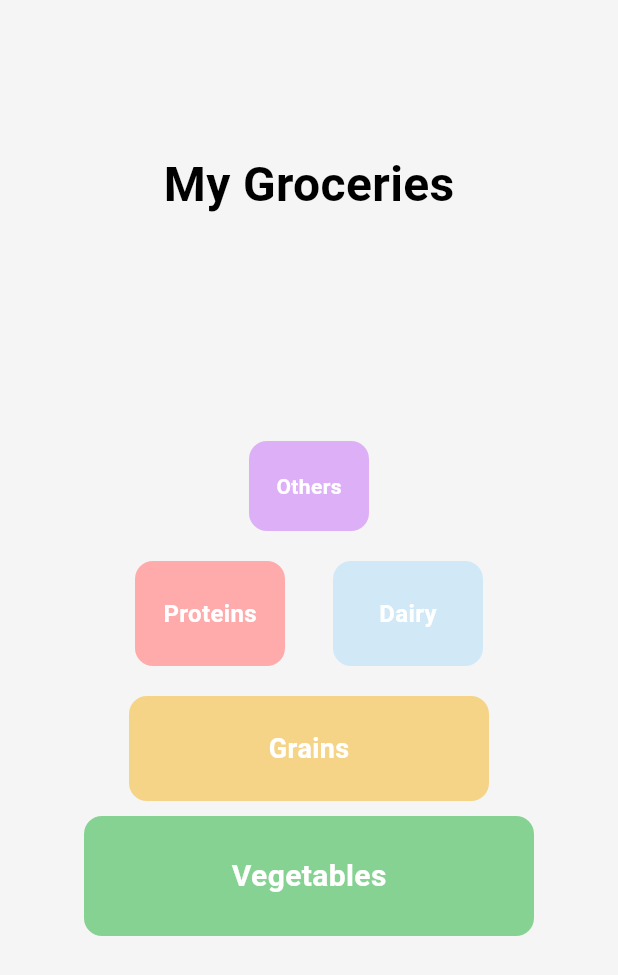
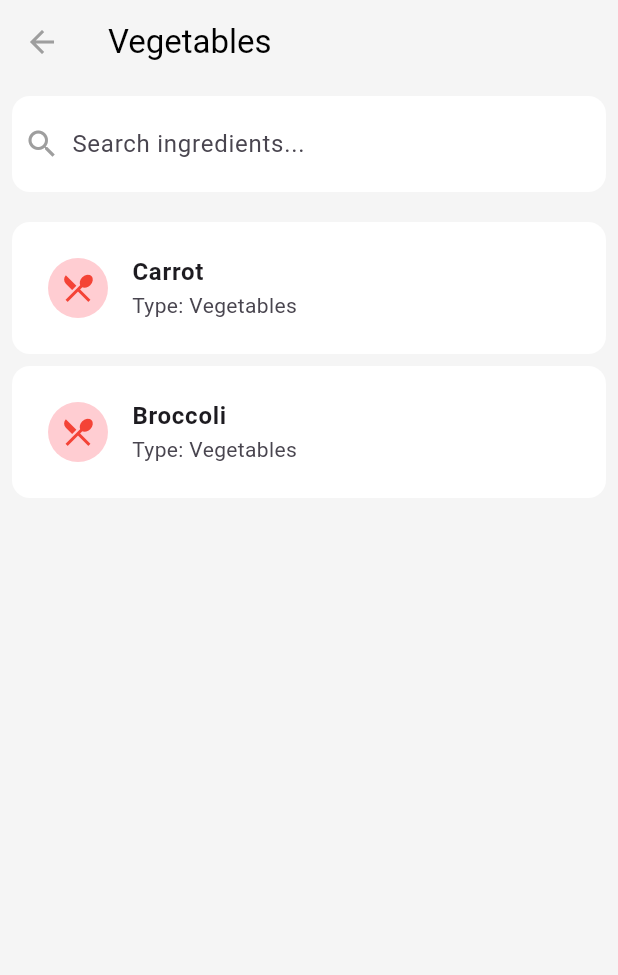
Before and after one commit to DeKxus/ZipRecipes, a Flutter app: the GroceriesListPage screen opened directly, after a tap on "Vegetables", on a phone screen of 412 x 824 dp. Shown: the top 975 px of the screen. Run offline on Flutter 3.47's test engine with Material 3 defaults, Android fonts, the phone set to English and light mode, and no system bars; our stand-ins replace cloud_firestore, curved_navigation_bar, firebase_auth, firebase_core, image_picker; missing offline and left inert: dart:ffi; accounts and stored records are empty.

Commit message:
groceries

```diff
--- /dev/null
+++ b/zip_recipes_app/lib/home/foodListPage.dart
@@ -0,0 +1,159 @@
+import 'package:flutter/material.dart';
+
+class Ingredient {
+  final String id;
+  final String name;
+  final String type;
+
+  Ingredient({
+    required this.id,
+    required this.name,
+    required this.type,
+  });
+}
+
+class FoodListPage extends StatefulWidget {
+  final String foodType;
+
+  const FoodListPage({super.key, required this.foodType});
+
+  @override
+  State<FoodListPage> createState() => _FoodListPageState();
+}
+
+class _FoodListPageState extends State<FoodListPage> {
+  final List<Ingredient> ingredients = [
+    Ingredient(id: '1', name: 'Chicken', type: 'Proteins'),
+    Ingredient(id: '2', name: 'Beef', type: 'Proteins'),
+    Ingredient(id: '3', name: 'Fish', type: 'Proteins'),
+    Ingredient(id: '4', name: 'Milk', type: 'Dairy'),
+    Ingredient(id: '5', name: 'Cheese', type: 'Dairy'),
+    Ingredient(id: '6', name: 'Carrot', type: 'Vegetables'),
+    Ingredient(id: '7', name: 'Broccoli', type: 'Vegetables'),
+    Ingredient(id: '8', name: 'Rice', type: 'Grains'),
+    Ingredient(id: '9', name: 'Pasta', type: 'Grains'),
+  ];
+
+  late List<Ingredient> filteredIngredients;
+  final TextEditingController _searchController = TextEditingController();
+
+  @override
+  void initState() {
+    super.initState();
+    // Filter ingredients based on the initial food type
+    filteredIngredients = ingredients
+        .where((ingredient) => ingredient.type == widget.foodType)
+        .toList();
+
+    // Listen for search bar text changes
+    _searchController.addListener(() {
+      _filterIngredients(_searchController.text);
+    });
+  }
+
+  void _filterIngredients(String query) {
+    setState(() {
+      if (query.isEmpty) {
+        // Show all ingredients of the selected type if query is empty
+        filteredIngredients = ingredients
+            .where((ingredient) => ingredient.type == widget.foodType)
+            .toList();
+      } else {
+        // Filter by name and type
+        filteredIngredients = ingredients
+            .where((ingredient) =>
+        ingredient.type == widget.foodType &&
+            ingredient.name.toLowerCase().contains(query.toLowerCase()))
+            .toList();
+      }
+    });
+  }
+
+  @override
+  Widget build(BuildContext context) {
+    return Scaffold(
+      backgroundColor: const Color(0xFFF5F5F5), // Same background color as InsertList
+      appBar: AppBar(
+        backgroundColor: Colors.transparent,
+        elevation: 0,
+        leading: IconButton(
+          icon: const Icon(Icons.arrow_back, color: Colors.grey),
+          onPressed: () {
+            Navigator.pop(context);
+          },
+        ),
+        title: Text(
+          widget.foodType,
+          style: const TextStyle(color: Colors.black),
+        ),
+      ),
+      body: Column(
+        children: [
+          // Search Bar
+          Padding(
+            padding: const EdgeInsets.all(8.0),
+            child: Container(
+              padding: const EdgeInsets.all(8.0),
+              decoration: BoxDecoration(
+                color: Colors.white,
+                borderRadius: BorderRadius.circular(12),
+              ),
+              child: Row(
+                children: [
+                  const Icon(Icons.search, color: Colors.grey),
+                  const SizedBox(width: 8.0),
+                  Expanded(
+                    child: TextField(
+                      controller: _searchController,
+                      decoration: const InputDecoration(
+                        border: InputBorder.none,
+                        hintText: 'Search ingredients...',
+                      ),
+                    ),
+                  ),
+                ],
+              ),
+            ),
+          ),
+          const SizedBox(height: 8.0),
+          // List of Ingredients
+          Expanded(
+            child: ListView.builder(
+              itemCount: filteredIngredients.length,
+              itemBuilder: (context, index) {
+                final ingredient = filteredIngredients[index];
+                return Padding(
+                  padding: const EdgeInsets.symmetric(horizontal: 8.0, vertical: 4.0),
+                  child: Container(
+                    padding: const EdgeInsets.all(8.0),
+                    decoration: BoxDecoration(
+                      color: Colors.white,
+                      borderRadius: BorderRadius.circular(12),
+                    ),
+                    child: ListTile(
+                      leading: CircleAvatar(
+                        backgroundColor: Colors.red.shade100,
+                        child: const Icon(Icons.restaurant_menu, color: Colors.red),
+                      ),
+                      title: Text(
+                        ingredient.name,
+                        style: const TextStyle(fontWeight: FontWeight.bold),
+                      ),
+                      subtitle: Text('Type: ${ingredient.type}'),
+                    ),
+                  ),
+                );
+              },
+            ),
+          ),
+        ],
+      ),
+    );
+  }
+
+  @override
+  void dispose() {
+    _searchController.dispose();
+    super.dispose();
+  }
+}
--- a/zip_recipes_app/lib/home/groceries.dart
+++ b/zip_recipes_app/lib/home/groceries.dart
@@ -1,23 +1,48 @@
 import 'package:flutter/material.dart';
+import 'foodListPage.dart'; // Import the dynamic FoodListPage
 
 class GroceriesListPage extends StatelessWidget {
   const GroceriesListPage({super.key});
 
   @override
   Widget build(BuildContext context) {
-
     return Scaffold(
       backgroundColor: const Color.fromRGBO(245, 245, 245, 1),
+      appBar: AppBar(
+        backgroundColor: Colors.transparent,
+        elevation: 0,
+        leading: IconButton(
+          icon: const Icon(Icons.arrow_back, color: Colors.grey),
+          onPressed: () {
+            Navigator.pop(context); // Navigate back to the previous page
+          },
+        ),
+        title: const Text(
+          'My Groceries',
+          style: TextStyle(
+            fontSize: 24,
+            fontWeight: FontWeight.bold,
+            color: Colors.black,
+          ),
+        ),
+        centerTitle: true,
+      ),
       body: Center(
         child: Stack(
           alignment: Alignment.center,
           children: [
             // Bottom Layer: Vegetables
             Positioned(
-              bottom: 200, // Moved upwards from 50
+              bottom: 200,
               child: GestureDetector(
                 onTap: () {
-                  print("Vegetables tapped");
+                  Navigator.push(
+                    context,
+                    MaterialPageRoute(
+                      builder: (context) =>
+                          FoodListPage(foodType: 'Vegetables'),
+                    ),
+                  );
                 },
                 child: Container(
                   width: 300,
@@ -41,10 +66,15 @@ class GroceriesListPage extends StatelessWidget {
 
             // Second Layer: Grains
             Positioned(
-              bottom: 290, // Moved upwards from 140
+              bottom: 290,
               child: GestureDetector(
                 onTap: () {
-                  print("Grains tapped");
+                  Navigator.push(
+                    context,
+                    MaterialPageRoute(
+                      builder: (context) => FoodListPage(foodType: 'Grains'),
+                    ),
+                  );
                 },
                 child: Container(
                   width: 240,
@@ -68,11 +98,16 @@ class GroceriesListPage extends StatelessWidget {
 
             // Third Layer: Proteins (Left)
             Positioned(
-              bottom: 380, // Moved upwards from 230
+              bottom: 380,
               left: 90,
               child: GestureDetector(
                 onTap: () {
-                  print("Proteins tapped");
+                  Navigator.push(
+                    context,
+                    MaterialPageRoute(
+                      builder: (context) => FoodListPage(foodType: 'Proteins'),
+                    ),
+                  );
                 },
                 child: Container(
                   width: 100,
@@ -96,11 +131,16 @@ class GroceriesListPage extends StatelessWidget {
 
             // Third Layer: Dairy (Right)
             Positioned(
-              bottom: 380, // Moved upwards from 230
+              bottom: 380,
               right: 90,
               child: GestureDetector(
                 onTap: () {
-                  print("Dairy tapped");
+                  Navigator.push(
+                    context,
+                    MaterialPageRoute(
+                      builder: (context) => FoodListPage(foodType: 'Dairy'),
+                    ),
+                  );
                 },
                 child: Container(
                   width: 100,
@@ -124,10 +164,15 @@ class GroceriesListPage extends StatelessWidget {
 
             // Top Layer: Others
             Positioned(
-              bottom: 470, // Moved upwards from 320
+              bottom: 470,
               child: GestureDetector(
                 onTap: () {
-                  print("Others tapped");
+                  Navigator.push(
+                    context,
+                    MaterialPageRoute(
+                      builder: (context) => FoodListPage(foodType: 'Others'),
+                    ),
+                  );
                 },
                 child: Container(
                   width: 80,
@@ -148,21 +193,6 @@ class GroceriesListPage extends StatelessWidget {
                 ),
               ),
             ),
-
-            // Title
-            const Positioned(
-              top: 100, // Slightly adjusted upwards from 80
-              child: Text(
-                'My Groceries',
-                textAlign: TextAlign.center,
-                style: TextStyle(
-                  fontSize: 32,
-                  fontWeight: FontWeight.bold,
-                  color: Colors.black,
-                  decoration: TextDecoration.none,
-                ),
-              ),
-            ),
           ],
         ),
       ),
--- a/zip_recipes_app/lib/home/home.dart
+++ b/zip_recipes_app/lib/home/home.dart
@@ -6,6 +6,8 @@ import 'package:zip_recipes_app/firebase/services/recipe.dart';
 import 'package:zip_recipes_app/home/personal_info.dart';
 import 'package:zip_recipes_app/home/recipe_page.dart';
 import 'package:zip_recipes_app/home/scan.dart';
+import 'package:zip_recipes_app/home/groceries.dart';
+
 import 'FoodDetails.dart';
 
 
@@ -306,7 +308,13 @@ class _HomePageState extends State<HomePage> {
             bottom: 80,
             right: 60,
             child: GestureDetector(
-              onTap: () {},
+              onTap: () {
+                Navigator.push(
+                  context,
+                  MaterialPageRoute(builder: (context) => const GroceriesListPage()), // Replace with your groceries page widget
+                );
+
+              },
               child: Container(
                 width: 100,
                 height: 100,
```
